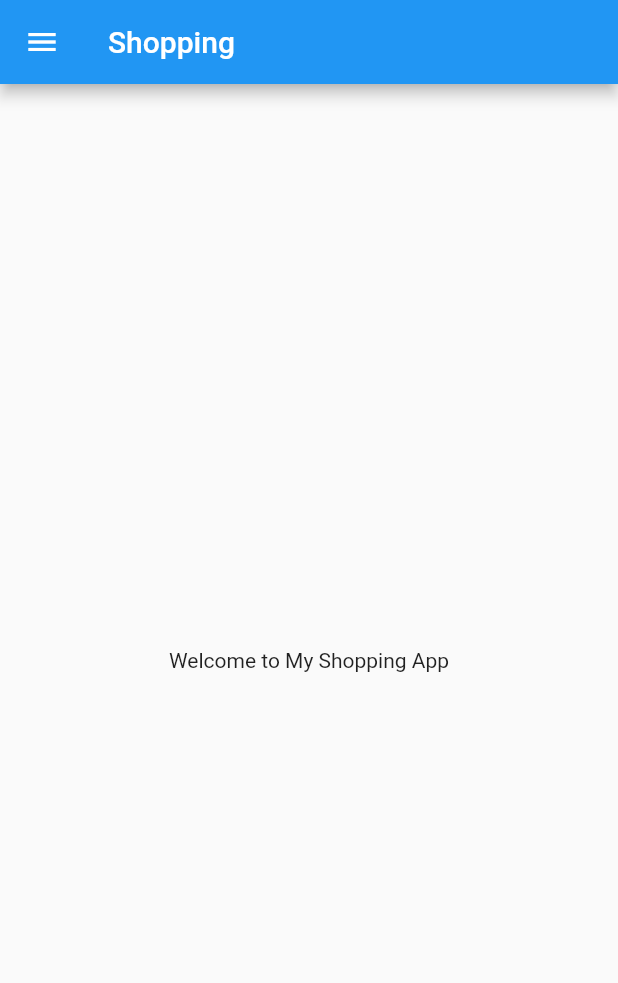
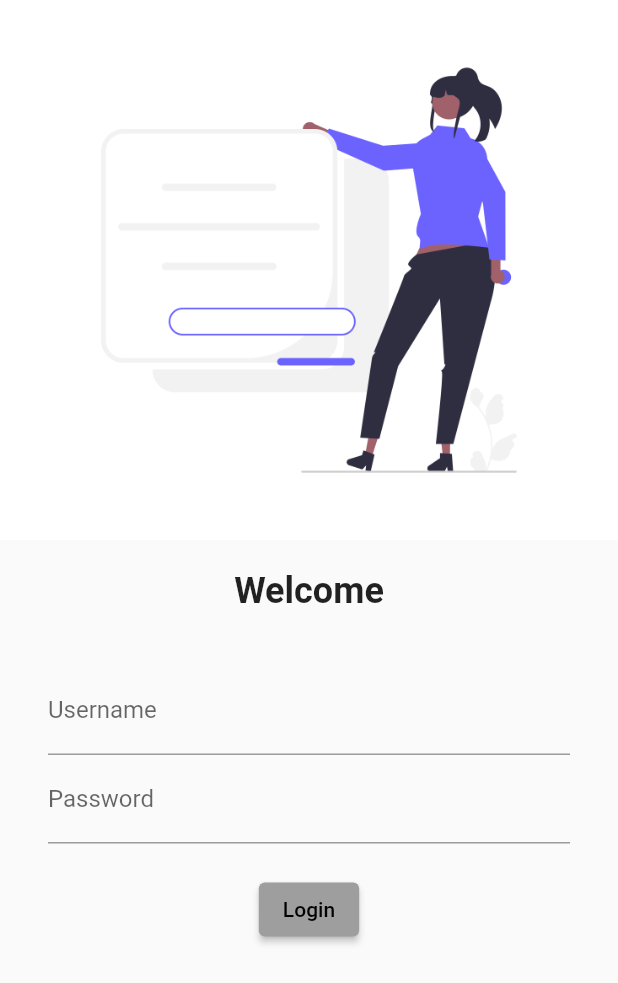
Before and after one commit to Mihir072/ShoppingApp, a Flutter app: the screen it shows after launch, on a phone screen of 412 x 824 dp. Shown: the top 983 px of the screen. Run offline on Flutter 3.47's test engine with Material 2 defaults, Android fonts, the phone set to English and light mode, and no system bars.

Commit message:
Day4 completed

```diff
--- a/lib/main.dart
+++ b/lib/main.dart
@@ -1,5 +1,6 @@
 import 'package:flutter/material.dart';
-import 'package:flutter_application_1/home_page.dart';
+import 'package:flutter_application_1/pages/home_page.dart';
+import 'package:flutter_application_1/pages/login_page.dart';
 
 void main() {
   runApp(MyApp());
@@ -8,7 +9,16 @@ void main() {
 class MyApp extends StatelessWidget {
   Widget build(BuildContext context) {
     return MaterialApp(
-      home: HomePage(),
+      themeMode: ThemeMode.light,
+      theme: ThemeData(primarySwatch: Colors.grey),
+      darkTheme: ThemeData(
+        brightness: Brightness.dark,
+      ),
+      routes: {
+        "/": (context) => LoginPage(),
+        "/home": (context) => HomePage(),
+        "/login": (context) => LoginPage(),
+      },
     );
   }
 }
--- /dev/null
+++ b/lib/pages/login_page.dart
@@ -0,0 +1,59 @@
+import 'package:flutter/material.dart';
+
+class LoginPage extends StatelessWidget {
+  @override
+  Widget build(BuildContext context) {
+    return Material(
+        child: Column(
+      children: [
+        Image.asset(
+          "asset/image/image_login.png",
+          fit: BoxFit.cover,
+        ),
+        const SizedBox(
+          height: 20.0,
+        ),
+        const Text(
+          "Welcome",
+          style: TextStyle(
+            fontSize: 24,
+            fontWeight: FontWeight.bold,
+          ),
+        ),
+        const SizedBox(
+          height: 20.0,
+        ),
+        Padding(
+          padding: const EdgeInsets.symmetric(vertical: 16.0, horizontal: 32.0),
+          child: Column(
+            children: [
+              TextFormField(
+                decoration: const InputDecoration(
+                  hintText: "Enter username",
+                  labelText: "Username",
+                ),
+              ),
+              TextFormField(
+                obscureText: true,
+                decoration: const InputDecoration(
+                  hintText: "Enter password",
+                  labelText: "Password",
+                ),
+              ),
+              const SizedBox(
+                height: 20.0,
+              ),
+              ElevatedButton(
+                onPressed: () {
+                  print("Hi Mihir");
+                },
+                style: TextButton.styleFrom(),
+                child: const Text("Login"),
+              )
+            ],
+          ),
+        ),
+      ],
+    ));
+  }
+}
--- a/pubspec.yaml
+++ b/pubspec.yaml
@@ -59,8 +59,8 @@ flutter:
   uses-material-design: true
 
   # To add assets to your application, add an assets section, like this:
-  # assets:
-  #   - images/a_dot_burr.jpeg
+  assets:
+    - asset/image/
   #   - images/a_dot_ham.jpeg
 
   # An image asset can refer to one or more resolution-specific "variants", see
```
Also changed, not shown: asset/image/image_login.png (added), lib/pages/home_page.dart (renamed from lib/home_page.dart), 1 other file.
